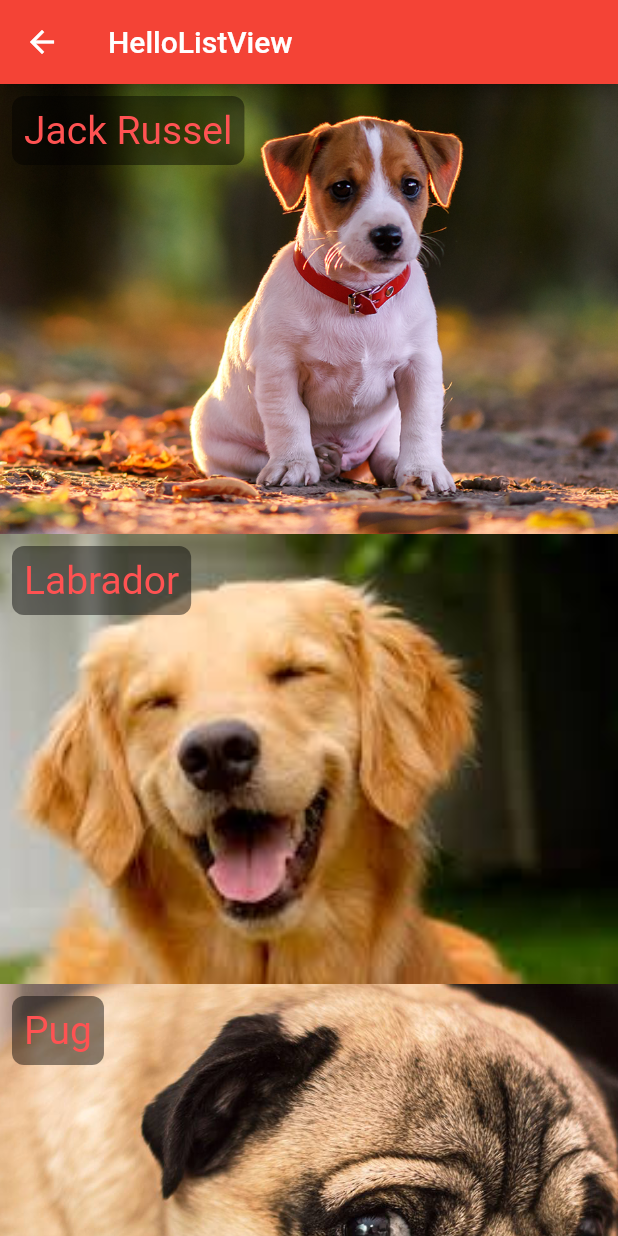
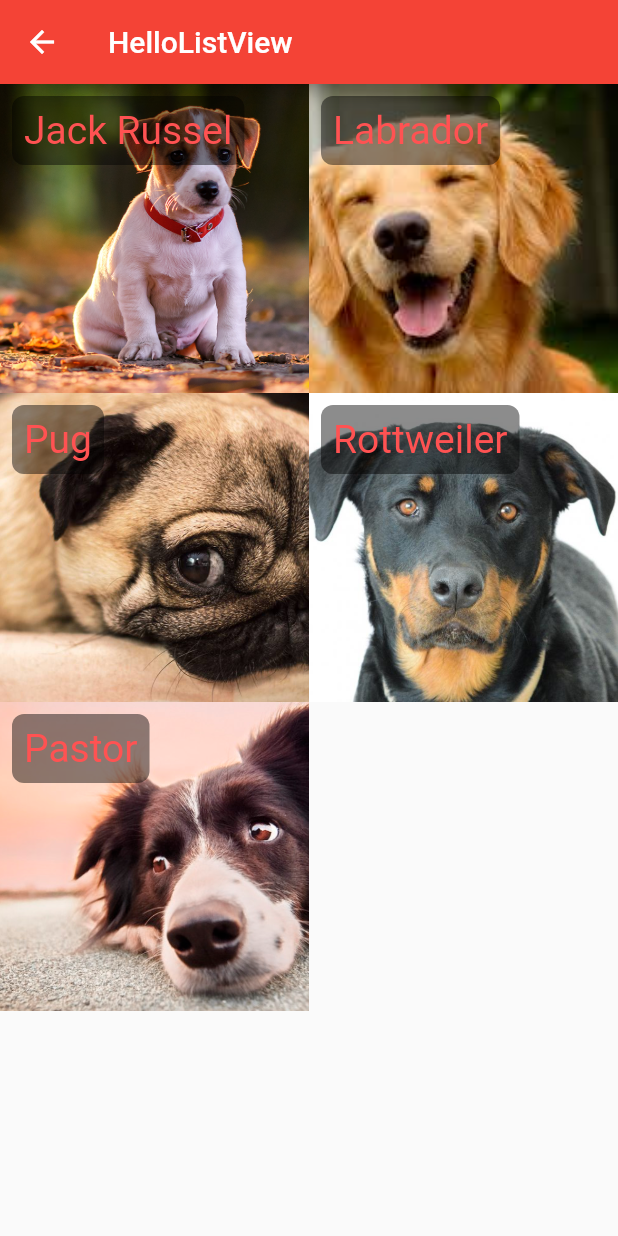
Before and after one commit to Cantinho/flutter-basic, a Flutter app: the HelloListView screen opened directly, on a phone screen of 412 x 824 dp. Run offline on Flutter 3.47's test engine with Material 2 defaults, Android fonts, the phone set to English and light mode, and no system bars.

Commit message:
add grid view

```diff
--- a/flutter_basic/lib/pages/hello_listview.dart
+++ b/flutter_basic/lib/pages/hello_listview.dart
@@ -27,9 +27,10 @@ class HelloListView extends StatelessWidget {
       Dog("Pastor", "assets/images/dog5.png"),
     ];
 
-    return ListView.builder(
+    return GridView.builder(
+        gridDelegate:
+            SliverGridDelegateWithFixedCrossAxisCount(crossAxisCount: 2),
         itemCount: dogs.length,
-        itemExtent: 300,
         itemBuilder: (context, index) {
           Dog dog = dogs[index];
           return Stack(
@@ -42,9 +43,8 @@ class HelloListView extends StatelessWidget {
                   margin: EdgeInsets.all(8),
                   padding: EdgeInsets.all(8),
                   decoration: BoxDecoration(
-                    color: Colors.black45,
-                    borderRadius: BorderRadius.circular(8)
-                  ),
+                      color: Colors.black45,
+                      borderRadius: BorderRadius.circular(8)),
                   child: Text(
                     dog.name,
                     style: TextStyle(
```
